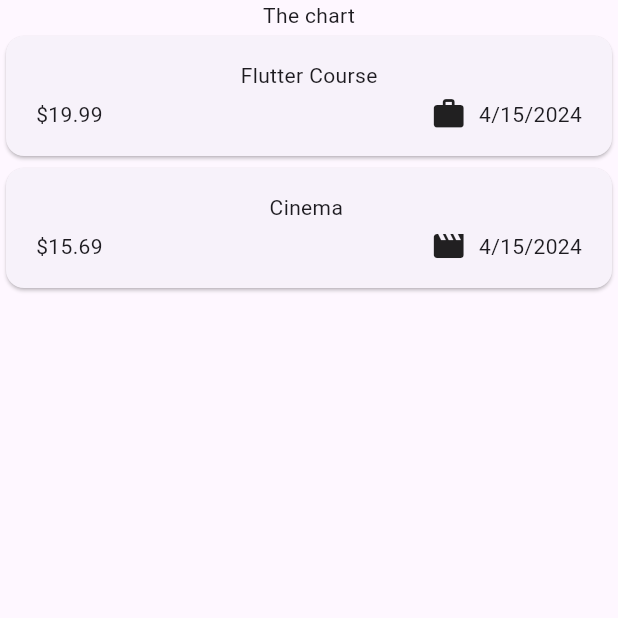
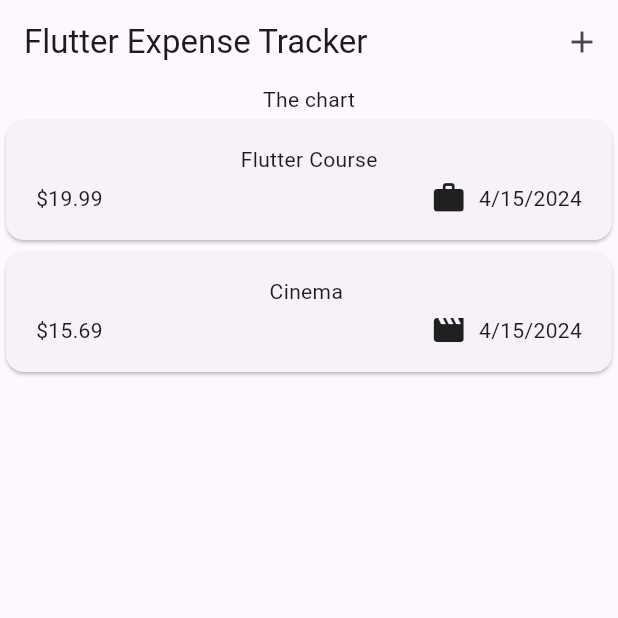
Before and after one commit to haitaa/Flutter, a Flutter app: the screen it shows after launch, on a phone screen of 412 x 824 dp, the top half of it. Run offline on Flutter 3.47's test engine with Material 3 defaults, Android fonts, the phone set to English and light mode, and no system bars; our stand-ins replace google_fonts.

Commit message:
Setting an AppBar with a Title & Actions

```diff
--- a/expenses_app/lib/widgets/expenses.dart
+++ b/expenses_app/lib/widgets/expenses.dart
@@ -30,6 +30,10 @@ class _ExpensesState extends State<Expenses> {
   @override
   Widget build(BuildContext context) {
     return Scaffold(
+      appBar: AppBar(
+        title: const Text('Flutter Expense Tracker'),
+        actions: [IconButton(onPressed: () {}, icon: const Icon(Icons.add))],
+      ),
       body: Column(
         children: [
           const Text('The chart'),
```
